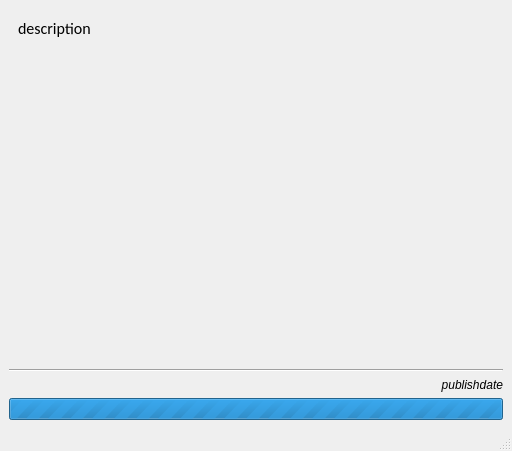
First picture: the form in OTModules/wmessageviewer.ui, repository pietr26/OMSI-Tools, before the edit.
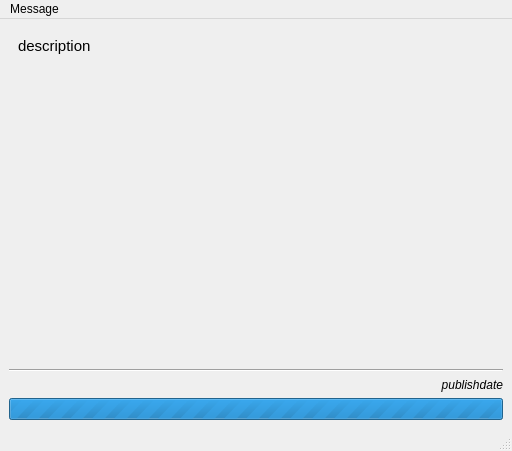
Second picture: the form after the edit. Icons and pictures are not drawn.

Commit message: Message system fixes, funfacts are now translateable

What changed in the file:
```diff
--- a/OTModules/wmessageviewer.ui
+++ b/OTModules/wmessageviewer.ui
@@ -39,8 +39,8 @@
            <widget class="QLabel" name="lblDescription">
             <property name="font">
              <font>
-              <family>Calibri</family>
-              <pointsize>12</pointsize>
+              <family>Segoe UI</family>
+              <pointsize>11</pointsize>
              </font>
             </property>
             <property name="text">
@@ -138,6 +138,13 @@
      <height>21</height>
     </rect>
    </property>
+   <widget class="QMenu" name="menuMessage">
+    <property name="title">
+     <string>Message</string>
+    </property>
+    <addaction name="actionClose"/>
+   </widget>
+   <addaction name="menuMessage"/>
   </widget>
   <widget class="QStatusBar" name="statusbar"/>
  </widget>
```
Left out of the diff: 22 changed lines with no effect on the pictures. The commit also changes 11 other files.
